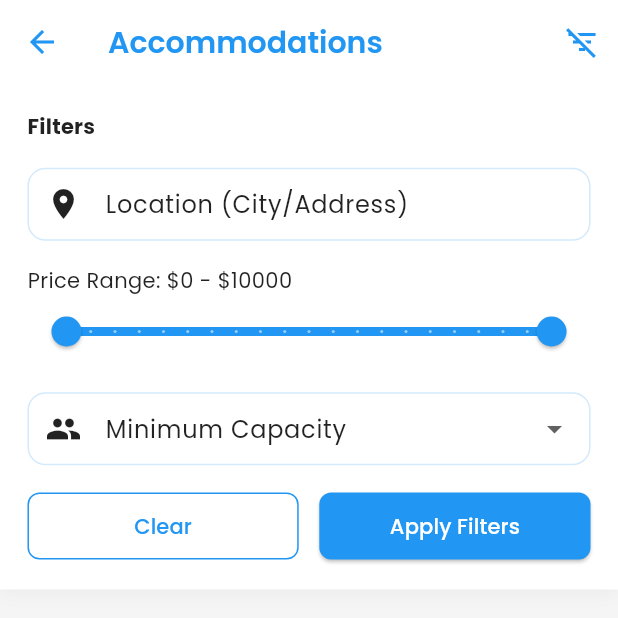
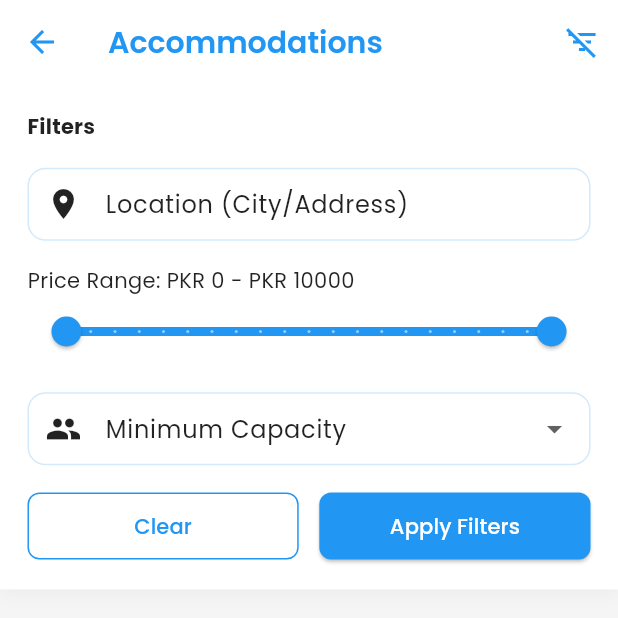
Before and after one commit to MohammedAlsalehi033/tour_ease, a Flutter app: the AccommodationListPage screen opened directly, after a tap on the "filter list" icon, on a phone screen of 412 x 824 dp, the top half of it. Run offline on Flutter 3.47's test engine with Material 3 defaults, Android fonts, the phone set to English and light mode, and no system bars; our stand-ins replace bloc, cached_network_image, carousel_slider, curved_navigation_bar, dio, firebase_auth and 20 more; missing offline and left inert: dart:ffi, day_night_time_picker, flutter_polyline_points, flutter_stripe, tab_container; accounts and stored records are empty; network calls fail.

Commit message:
🇵🇰 Localize accommodation currency to PKR for Pakistani market
- Replace all $ symbols with PKR in accommodation UI screens
- room_booking_page.dart: Update price displays and totals to PKR format
- accommodation_list_page.dart: Update price range filter and listings to PKR
- accommodation_details_page.dart: Update room pricing to PKR

```diff
--- a/lib/view/accommodation/accommodation_details_page.dart
+++ b/lib/view/accommodation/accommodation_details_page.dart
@@ -320,7 +320,7 @@ class _AccommodationDetailsPageState extends State<AccommodationDetailsPage> {
                     ),
                     Spacer(),
                     Text(
-                      '\$${room.pricePerNight.toStringAsFixed(0)}',
+                      'PKR ${room.pricePerNight.toStringAsFixed(0)}',
                       style: Theme.of(context).textTheme.titleLarge?.copyWith(
                             color: Theme.of(context).colorScheme.primary,
                             fontWeight: FontWeight.bold,
--- a/lib/view/accommodation/accommodation_list_page.dart
+++ b/lib/view/accommodation/accommodation_list_page.dart
@@ -203,7 +203,7 @@ class _AccommodationListPageState extends State<AccommodationListPage> {
 
           // Price Range Filter
           Text(
-            'Price Range: \$${_priceRange.start.toInt()} - \$${_priceRange.end.toInt()}',
+            'Price Range: PKR ${_priceRange.start.toInt()} - PKR ${_priceRange.end.toInt()}',
             style: Theme.of(context).textTheme.bodyMedium,
           ),
           RangeSlider(
@@ -212,8 +212,8 @@ class _AccommodationListPageState extends State<AccommodationListPage> {
             max: _maxKnownPrice,
             divisions: 20,
             labels: RangeLabels(
-              '\$${_priceRange.start.toInt()}',
-              '\$${_priceRange.end.toInt()}',
+              'PKR ${_priceRange.start.toInt()}',
+              'PKR ${_priceRange.end.toInt()}',
             ),
             onChanged: (values) {
               setState(() => _priceRange = values);
@@ -417,7 +417,7 @@ class _AccommodationListPageState extends State<AccommodationListPage> {
                     children: [
                       if (accommodation.minPrice != null)
                         Text(
-                          'From \$${accommodation.minPrice!.toStringAsFixed(0)}/night',
+                          'From PKR ${accommodation.minPrice!.toStringAsFixed(0)}/night',
                           style: Theme.of(context)
                               .textTheme
                               .titleMedium
--- a/lib/view/accommodation/room_booking_page.dart
+++ b/lib/view/accommodation/room_booking_page.dart
@@ -129,7 +129,7 @@ class _RoomBookingPageState extends State<RoomBookingPage> {
               content: Text(
                 'Your payment was successful and your booking has been confirmed.\n\n'
                 'Booking ID: $bookingId\n'
-                'Total Paid: \$${totalPrice.toStringAsFixed(2)}',
+                'Total Paid: PKR ${totalPrice.toStringAsFixed(2)}',
               ),
               actions: [
                 TextButton(
@@ -501,7 +501,7 @@ class _RoomBookingPageState extends State<RoomBookingPage> {
                   crossAxisAlignment: CrossAxisAlignment.end,
                   children: [
                     Text(
-                      '\$${widget.room.pricePerNight.toStringAsFixed(0)}',
+                      'PKR ${widget.room.pricePerNight.toStringAsFixed(0)}',
                       style: Theme.of(context).textTheme.titleMedium?.copyWith(
                             color: Theme.of(context).colorScheme.primary,
                             fontWeight: FontWeight.bold,
@@ -610,7 +610,7 @@ class _RoomBookingPageState extends State<RoomBookingPage> {
               mainAxisAlignment: MainAxisAlignment.spaceBetween,
               children: [
                 Text('Price per night', style: TextStyle(fontSize: 12.sp)),
-                Text('\$${widget.room.pricePerNight.toStringAsFixed(0)}',
+                Text('PKR ${widget.room.pricePerNight.toStringAsFixed(0)}',
                     style: TextStyle(fontSize: 12.sp)),
               ],
             ),
@@ -633,7 +633,7 @@ class _RoomBookingPageState extends State<RoomBookingPage> {
                       ),
                 ),
                 Text(
-                  '\$${totalPrice.toStringAsFixed(2)}',
+                  'PKR ${totalPrice.toStringAsFixed(2)}',
                   style: Theme.of(context).textTheme.titleSmall?.copyWith(
                         color: Theme.of(context).colorScheme.primary,
                         fontWeight: FontWeight.bold,
```
